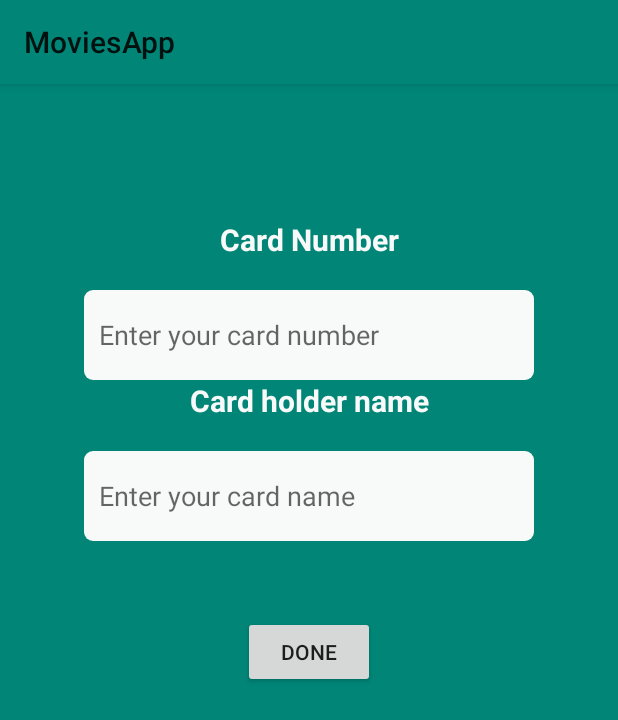
After one commit to evelinagder/MovieApp, an Android app: the fragment BillingInfoFragment shown on its own in the app's theme, on a phone screen of 412 x 824 dp. The commit adds this screen. Shown: the top 720 px of the screen. Run offline under Robolectric (Android 15) with nearby library versions, the phone set to English and light mode, and no system bars; our stand-ins replace data binding.

Commit message:
billing fragment

```diff
--- a/app/src/main/java/com/example/moviesapp/app/recyclerview/MoviesAdapter.kt
+++ b/app/src/main/java/com/example/moviesapp/app/recyclerview/MoviesAdapter.kt
@@ -41,9 +41,6 @@ class MoviesAdapter(private val movies: List<Movie>?) :
 
             binding.itemMovieTitle.text = movie?.title
             binding.itemRating.text = "Rating ${movie?.rating}"
-//            Glide.with(binding.itemMovieImage.context)
-//                .load(movie?.posterImageUrl)
-//                .into(binding.itemMovieImage)
             binding.root.setOnClickListener {
                 //pass the movie as safeArgs to DetailsFragment
                 movie?.let { movie ->
--- /dev/null
+++ b/app/src/main/java/com/example/moviesapp/app/registration/BillingInfoFragment.kt
@@ -0,0 +1,22 @@
+package com.example.moviesapp.app.registration
+
+import android.os.Bundle
+import android.view.View
+import com.example.moviesapp.BR
+import com.example.moviesapp.R
+import com.example.moviesapp.databinding.FragmentBillingInfoBinding
+import com.example.moviesapp.view.BaseFragment
+
+class BillingInfoFragment : BaseFragment<FragmentBillingInfoBinding, RegistrationViewModel>() {
+    override fun getViewModelResId(): Int = BR.registrationFragmentVM
+
+    override fun getLayoutResId(): Int = R.layout.fragment_billing_info
+
+    override fun getViewModelClass(): Class<RegistrationViewModel> =
+        RegistrationViewModel::class.java
+
+    override fun onViewCreated(view: View, savedInstanceState: Bundle?) {
+        super.onViewCreated(view, savedInstanceState)
+
+    }
+}
--- /dev/null
+++ b/app/src/main/res/layout/fragment_billing_info.xml
@@ -0,0 +1,81 @@
+<layout xmlns:android="http://schemas.android.com/apk/res/android"
+    xmlns:app="http://schemas.android.com/apk/res-auto">
+
+    <data>
+
+        <variable
+            name="registrationFragmentVM"
+            type="com.example.moviesapp.app.registration.RegistrationViewModel" />
+    </data>
+
+    <androidx.constraintlayout.widget.ConstraintLayout
+        android:layout_width="match_parent"
+        android:layout_height="match_parent"
+        android:background="@color/colorPrimary">
+
+        <TextView
+            android:id="@+id/card_number_text_view"
+            android:layout_width="wrap_content"
+            android:layout_height="wrap_content"
+            android:layout_marginTop="90dp"
+            android:text="Card Number"
+            android:textColor="@color/color_white"
+            android:textSize="20sp"
+            android:textStyle="bold"
+            app:layout_constraintEnd_toEndOf="parent"
+            app:layout_constraintStart_toStartOf="parent"
+            app:layout_constraintTop_toTopOf="parent" />
+
+        <EditText
+            android:id="@+id/card_number_edit_text"
+            android:layout_width="300dp"
+            android:layout_height="60dp"
+            android:layout_marginTop="20dp"
+            android:background="@drawable/movie_list_background"
+            android:hint="Enter your card number"
+            android:inputType="number"
+            android:padding="10dp"
+            app:layout_constraintEnd_toEndOf="parent"
+            app:layout_constraintStart_toStartOf="parent"
+            app:layout_constraintTop_toBottomOf="@+id/card_number_text_view" />
+
+        <TextView
+            android:id="@+id/card_name_text_view"
+            android:layout_width="wrap_content"
+            android:layout_height="wrap_content"
+            android:text="Card holder name"
+            android:textColor="@color/color_white"
+            android:textSize="20sp"
+            android:textStyle="bold"
+            app:layout_constraintEnd_toEndOf="parent"
+            app:layout_constraintStart_toStartOf="parent"
+            app:layout_constraintTop_toBottomOf="@+id/card_number_edit_text" />
+
+        <EditText
+            android:id="@+id/card_name_edit_text"
+            android:layout_width="300dp"
+            android:layout_height="60dp"
+            android:layout_marginTop="20dp"
+            android:background="@drawable/movie_list_background"
+            android:hint="Enter your card name"
+            android:inputType="text"
+            android:padding="10dp"
+            app:layout_constraintEnd_toEndOf="parent"
+            app:layout_constraintStart_toStartOf="parent"
+            app:layout_constraintTop_toBottomOf="@+id/card_name_text_view" />
+
+        <Button
+            android:id="@+id/button_registration_done"
+            android:layout_width="wrap_content"
+            android:layout_height="wrap_content"
+            android:layout_marginTop="50dp"
+            android:text="done"
+            android:textAllCaps="true"
+            app:layout_constraintEnd_toEndOf="parent"
+            app:layout_constraintStart_toStartOf="parent"
+            app:layout_constraintTop_toBottomOf="@+id/card_name_edit_text" />
+
+
+    </androidx.constraintlayout.widget.ConstraintLayout>
+
+</layout>
--- a/service/src/main/java/com/example/service/model/User.kt
+++ b/service/src/main/java/com/example/service/model/User.kt
@@ -1,3 +1,10 @@
 package com.example.service.model
 
-data class User(var userName: String? = null, var password: String? = null, var age: Int? = null)
+data class User(
+    var userName: String? = null,
+    var password: String? = null,
+    var age: Int? = null,
+    var country: String? = null,
+    var cardNumber: Int? = null,
+    var cardHolderName: String? = null
+)
```
Also changed, not shown: app/src/main/res/layout/fragment_age.xml (added, +81 -0 lines).
